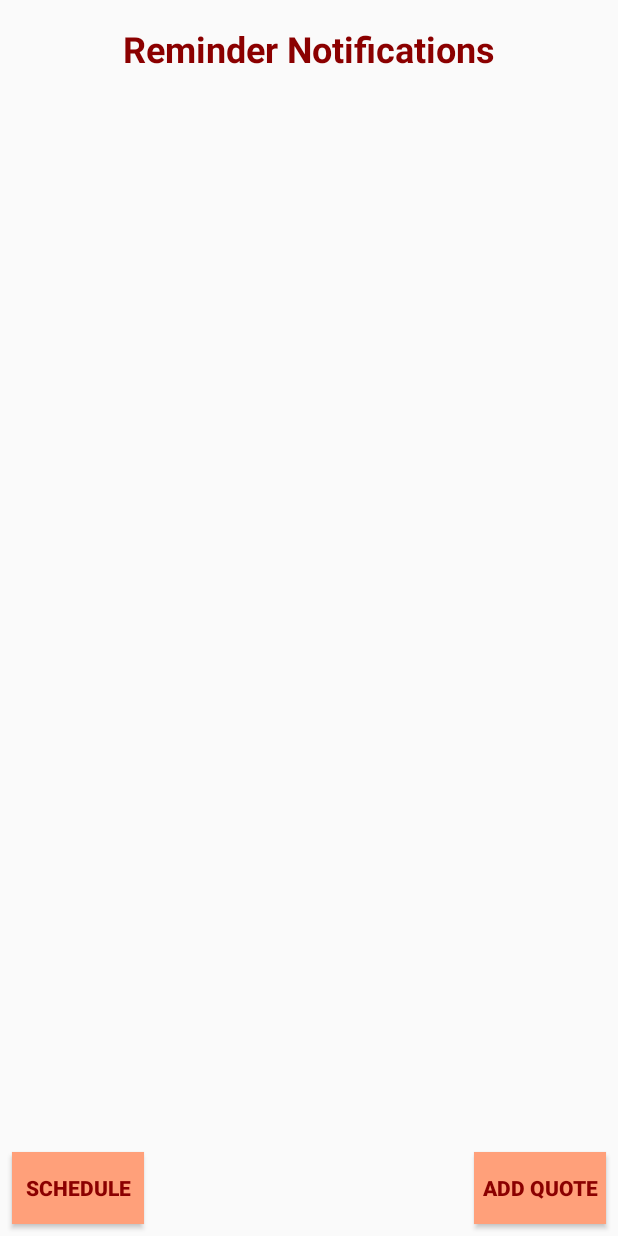
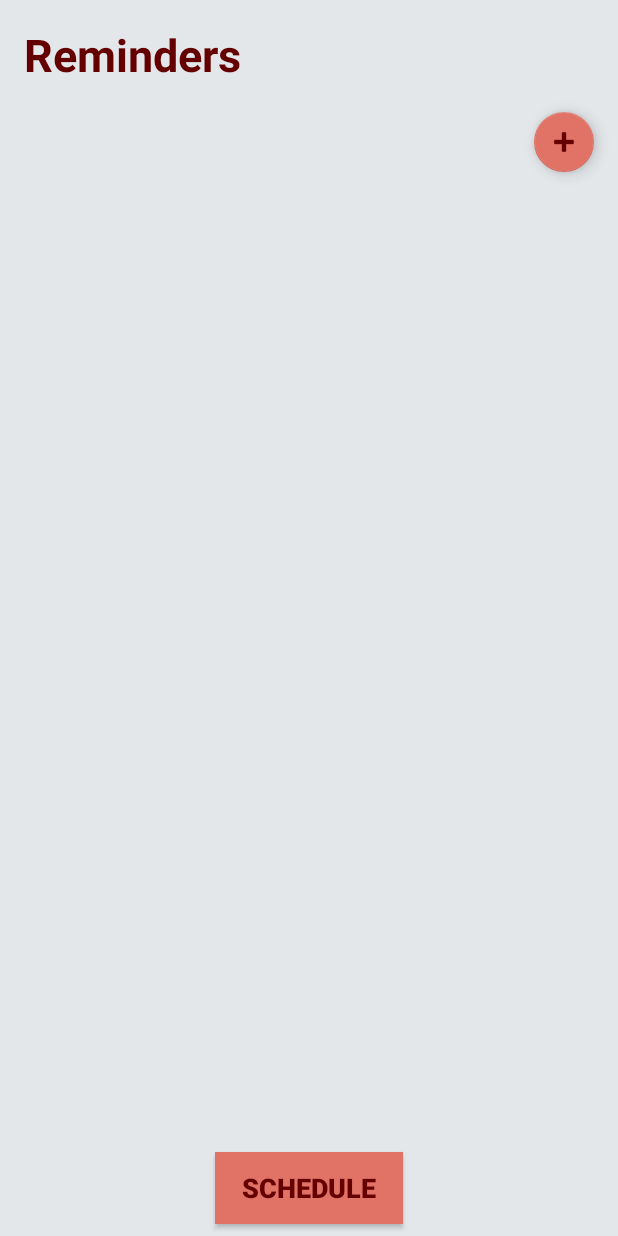
Before and after one commit to jjian4/SleepAlarm, an Android app: the PhrasesActivity screen opened directly, with no data from a screen before it, on a phone screen of 412 x 824 dp. Run offline under Robolectric (Android 15) with nearby library versions, the light colour scheme and no system bars.

Commit message:
Updated colors including background and text color, resized buttons

```diff
--- a/app/build.gradle
+++ b/app/build.gradle
@@ -31,4 +31,5 @@ dependencies {
     androidTestImplementation 'com.android.support.test:runner:1.0.2'
     androidTestImplementation 'com.android.support.test.espresso:espresso-core:3.0.2'
     implementation 'com.android.support:recyclerview-v7:28.0.0-alpha3'
+    implementation 'com.android.support:design:28.0.0-alpha3'
 }
--- a/app/src/main/res/layout/activity_phrases.xml
+++ b/app/src/main/res/layout/activity_phrases.xml
@@ -6,66 +6,67 @@
     android:layout_height="match_parent"
     tools:context=".PhrasesActivity">
 
-    <android.support.v7.widget.RecyclerView
-        android:id="@+id/recyclerView_phrases"
-        android:layout_width="0dp"
-        android:layout_height="0dp"
+    <Button
+        android:id="@+id/button_goto_main"
+        android:layout_width="125dp"
+        android:layout_height="wrap_content"
         android:layout_marginBottom="8dp"
         android:layout_marginEnd="8dp"
         android:layout_marginLeft="8dp"
         android:layout_marginRight="8dp"
         android:layout_marginStart="8dp"
-        android:layout_marginTop="8dp"
-        app:layout_constraintBottom_toTopOf="@+id/button_goto_add_phrase"
-        app:layout_constraintEnd_toEndOf="parent"
-        app:layout_constraintStart_toStartOf="parent"
-        app:layout_constraintTop_toBottomOf="@+id/textView_phrases_activity" />
-
-    <Button
-        android:id="@+id/button_goto_add_phrase"
-        android:layout_width="wrap_content"
-        android:layout_height="wrap_content"
-        android:layout_marginBottom="8dp"
-        android:layout_marginEnd="8dp"
-        android:layout_marginRight="8dp"
-        android:background="@color/colorAccent"
-        android:text="@string/add_phrase_button"
-        android:textColor="@color/colorPrimaryDark"
-        android:textStyle="bold"
-        app:layout_constraintBottom_toBottomOf="parent"
-        app:layout_constraintEnd_toEndOf="parent" />
-
-    <Button
-        android:id="@+id/button_goto_main"
-        android:layout_width="wrap_content"
-        android:layout_height="wrap_content"
-        android:layout_marginBottom="8dp"
-        android:layout_marginLeft="8dp"
-        android:layout_marginStart="8dp"
-        android:layout_marginTop="8dp"
         android:background="@color/colorAccent"
         android:text="@string/goto_schedule_button"
         android:textColor="@color/colorPrimaryDark"
+        android:textSize="18sp"
         android:textStyle="bold"
         app:layout_constraintBottom_toBottomOf="parent"
-        app:layout_constraintStart_toStartOf="parent"
-        app:layout_constraintTop_toBottomOf="@+id/recyclerView_phrases"
-        app:layout_constraintVertical_bias="0.0" />
+        app:layout_constraintEnd_toEndOf="parent"
+        app:layout_constraintStart_toStartOf="parent" />
 
     <TextView
         android:id="@+id/textView_phrases_activity"
         android:layout_width="wrap_content"
         android:layout_height="wrap_content"
-        android:layout_marginEnd="8dp"
-        android:layout_marginLeft="8dp"
-        android:layout_marginRight="8dp"
-        android:layout_marginStart="8dp"
+        android:layout_marginLeft="16dp"
+        android:layout_marginStart="16dp"
         android:layout_marginTop="16dp"
         android:text="@string/phrases_activity"
         android:textColor="@color/colorPrimaryDark"
-        android:textSize="24sp"
+        android:textSize="30sp"
         android:textStyle="bold"
+        app:layout_constraintStart_toStartOf="parent"
+        app:layout_constraintTop_toTopOf="parent" />
+
+    <android.support.design.widget.FloatingActionButton
+        android:id="@+id/button_goto_add_phrase"
+        android:layout_width="wrap_content"
+        android:layout_height="wrap_content"
+        android:layout_marginBottom="8dp"
+        android:layout_marginEnd="16dp"
+        android:layout_marginRight="16dp"
+        android:layout_marginTop="8dp"
+        android:clickable="true"
+        android:tint="@color/colorPrimaryDark"
+        app:backgroundTint="@color/colorAccent"
+        app:fabSize="mini"
+        app:layout_constraintBottom_toTopOf="@+id/recyclerView_phrases"
+        app:layout_constraintEnd_toEndOf="parent"
+        app:layout_constraintTop_toTopOf="parent"
+        app:srcCompat="@android:drawable/ic_input_add" />
+
+    <android.support.v7.widget.RecyclerView
+        android:id="@+id/recyclerView_phrases"
+        android:layout_width="0dp"
+        android:layout_height="439dp"
+        android:layout_marginBottom="16dp"
+        android:layout_marginEnd="16dp"
+        android:layout_marginLeft="16dp"
+        android:layout_marginRight="16dp"
+        android:layout_marginStart="16dp"
+        android:layout_marginTop="8dp"
+        app:layout_constraintBottom_toTopOf="@+id/button_goto_main"
         app:layout_constraintEnd_toEndOf="parent"
         app:layout_constraintStart_toStartOf="parent"
-        app:layout_constraintTop_toTopOf="parent" />
+        app:layout_constraintTop_toBottomOf="@+id/textView_phrases_activity" />
 </android.support.constraint.ConstraintLayout>
--- a/app/src/main/res/layout/phrases_row.xml
+++ b/app/src/main/res/layout/phrases_row.xml
@@ -9,10 +9,6 @@
         android:id="@+id/textView_phrase"
         android:layout_width="0dp"
         android:layout_height="wrap_content"
-        android:layout_marginEnd="8dp"
-        android:layout_marginLeft="8dp"
-        android:layout_marginRight="8dp"
-        android:layout_marginStart="8dp"
         android:layout_marginTop="8dp"
         android:paddingBottom="5dp"
         android:paddingTop="5dp"
--- a/app/src/main/res/values/colors.xml
+++ b/app/src/main/res/values/colors.xml
@@ -6,7 +6,9 @@
     -->
 
     <color name="colorPrimary">#ff0000</color>
-    <color name="colorPrimaryDark">#8b0000</color>
-    <color name="colorAccent">#ffa07a</color>
+    <color name="colorPrimaryDark">#640000</color>
+    <color name="colorAccent">#e17366</color>
+    <color name="colorBackground">#e3e7ea</color>
+    <color name="colorText">#3b444c</color>
 
 </resources>
--- a/app/src/main/res/values/strings.xml
+++ b/app/src/main/res/values/strings.xml
@@ -1,10 +1,10 @@
 <resources>
     <string name="app_name">Sleep Reminders</string>
 
-    <string name="schedule_activity">Reminder Times</string>
+    <string name="schedule_activity">Schedule</string>
     <string name="goto_phrases_button">Reminders</string>
 
-    <string name="phrases_activity">Reminder Notifications</string>
+    <string name="phrases_activity">Reminders</string>
     <string name="goto_schedule_button">Schedule</string>
     <string name="add_phrase_button">Add Quote</string>
 
--- a/app/src/main/res/values/styles.xml
+++ b/app/src/main/res/values/styles.xml
@@ -6,6 +6,8 @@
         <item name="colorPrimary">@color/colorPrimary</item>
         <item name="colorPrimaryDark">@color/colorPrimaryDark</item>
         <item name="colorAccent">@color/colorAccent</item>
+        <item name="android:windowBackground">@color/colorBackground</item>
+        <item name="android:textColor">@color/colorText</item>
     </style>
 
 </resources>
```
Also changed, not shown: app/src/main/res/layout/activity_add_phrase.xml (+5 -8 lines), app/src/main/res/layout/activity_main.xml (+8 -8 lines).
